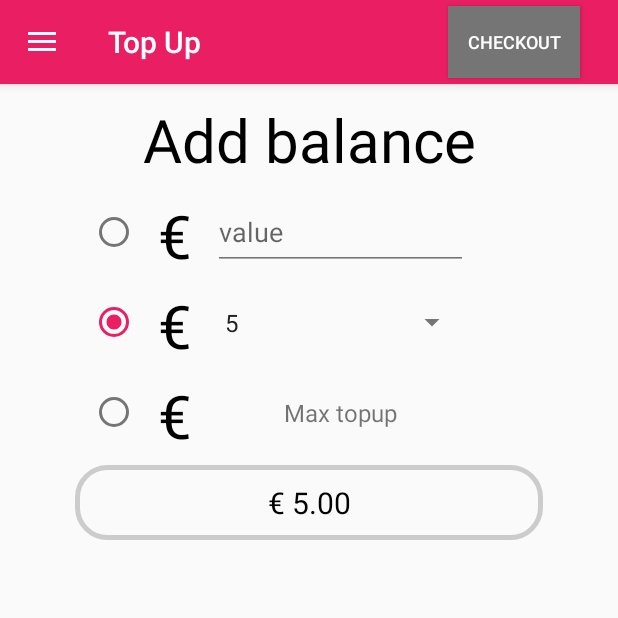
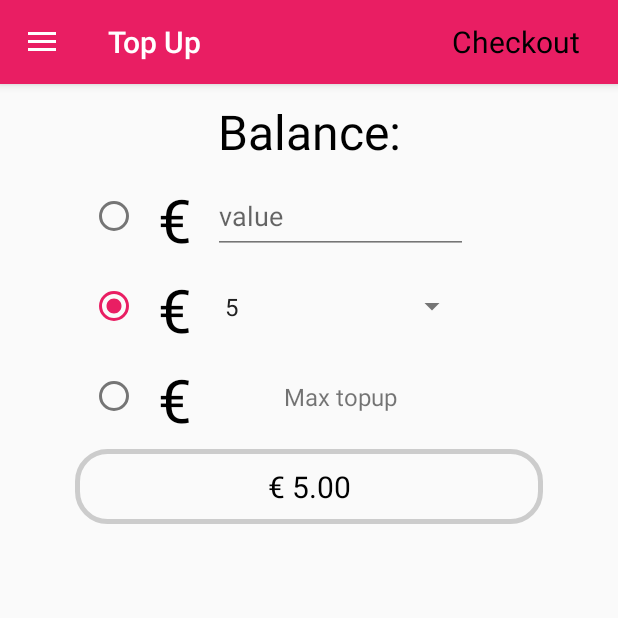
Before and after one commit to Mschoot1/OrderApp, an Android app: the TopUpActivity screen opened directly, with no data from a screen before it, after a tap on an icon or button, on a phone screen of 412 x 824 dp, the top half of it. Run offline under Robolectric (Android 15) with nearby library versions, the phone set to English and light mode, and no system bars; 2 other taps on this screen came first.

Commit message:
Channged TopUp activity

```diff
--- a/app/src/main/java/com/example/marni/orderapp/Presentation/Activities/TopUpActivity.java
+++ b/app/src/main/java/com/example/marni/orderapp/Presentation/Activities/TopUpActivity.java
@@ -45,13 +45,13 @@ public class TopUpActivity extends AppCompatActivity implements NavigationView.O
 
     private final String TAG = getClass().getSimpleName();
     private RadioButton button1, button2, button3;
-    private TextView textview_newbalance;
+    private TextView textview_newbalance, textview_currentbalance;
     private EditText edittext_value;
     private TextView account_email;
     private double current_balance;
     private CalculateBalance calculateBalance;
     private Spinner spinner;
-    private Button payment;
+    private TextView payment;
 
     private String jwt;
     private int user;
@@ -95,7 +95,7 @@ public class TopUpActivity extends AppCompatActivity implements NavigationView.O
         button2 = (RadioButton)findViewById(R.id.topup_radiobutton2);
         button3 = (RadioButton)findViewById(R.id.topup_radiobutton3);
 
-        payment = (Button)findViewById(R.id.toolbar_topup);
+        payment = (TextView) findViewById(R.id.toolbar_topup);
         payment.setOnClickListener(new View.OnClickListener() {
             @Override
             public void onClick(View v) {
@@ -105,6 +105,7 @@ public class TopUpActivity extends AppCompatActivity implements NavigationView.O
 
         account_email = (TextView)headerView.findViewById(R.id.nav_email);
         textview_newbalance = (TextView)findViewById(R.id.topup_edittext_newbalance);
+        textview_currentbalance = (TextView)findViewById(R.id.topup_currentbalance);
 
         edittext_value = (EditText)findViewById(R.id.topup_edittext_value);
         edittext_value.setFilters(new InputFilter[]{
@@ -271,7 +272,7 @@ public class TopUpActivity extends AppCompatActivity implements NavigationView.O
     @Override
     public void onResetBalance(double balance) {
         textview_newbalance.setText("");
-        payment.setBackgroundColor(getResources().getColor(R.color.backgroundcategoryheaders));
+        payment.setTextColor(getResources().getColor(R.color.colorWhite));
         payment.setEnabled(false);
     }
 
@@ -283,7 +284,7 @@ public class TopUpActivity extends AppCompatActivity implements NavigationView.O
         DecimalFormat formatter = new DecimalFormat("#0.00");
 
         current_balance = bal.getBalance();
-        //textview_balance.setText("€ " + formatter.format(current_balance));
+        textview_currentbalance.setText("Balance: €" + formatter.format(current_balance));
         account_email.setText(bal.getEmail());
     }
 
@@ -318,15 +319,12 @@ public class TopUpActivity extends AppCompatActivity implements NavigationView.O
     @Override
     public void onCheckPayment(String check) {
         if(check.equals("succes")) {
-            payment.setBackgroundColor(getResources().getColor(R.color.colorGrey));
-            payment.setTextColor(getResources().getColor(R.color.colorWhite));
+            payment.setTextColor(getResources().getColor(R.color.black_text));
             payment.setEnabled(true);
         } else if (check.equals("zero")){
-            payment.setBackgroundColor(getResources().getColor(R.color.backgroundcategoryheaders));
             payment.setEnabled(false);
         } else {
             Toast.makeText(this, "Max account balance is 150", Toast.LENGTH_SHORT).show();
-            payment.setBackgroundColor(getResources().getColor(R.color.backgroundcategoryheaders));
             payment.setEnabled(false);
         }
     }
--- a/app/src/main/res/layout/activity_top_up.xml
+++ b/app/src/main/res/layout/activity_top_up.xml
@@ -20,12 +20,12 @@
         android:layout_height="?attr/actionBarSize" />
 
         <TextView
-            android:id="@+id/topup_addbalance"
+            android:id="@+id/topup_currentbalance"
             android:layout_width="match_parent"
             android:layout_below="@+id/toolbar_include"
             android:layout_height="wrap_content"
             android:text="@string/topup_name"
-            android:textSize="40sp"
+            android:textSize="32sp"
             android:textColor="@android:color/black"
             android:gravity="center"
             android:layout_marginTop="10dp"/>
@@ -35,7 +35,7 @@
             android:layout_width="match_parent"
             android:layout_height="wrap_content"
             android:orientation="vertical"
-            android:layout_below="@+id/topup_addbalance"
+            android:layout_below="@+id/topup_currentbalance"
             android:layout_marginTop="10dp">
 
             <LinearLayout
--- a/app/src/main/res/layout/toolbar_topup.xml
+++ b/app/src/main/res/layout/toolbar_topup.xml
@@ -13,11 +13,11 @@
         android:theme="@style/ActionBarThemeOverlay"
         app:popupTheme="@style/ActionBarPopupThemeOverlay">
 
-        <Button
+        <TextView
             android:id="@+id/toolbar_topup"
             android:layout_width="wrap_content"
             android:layout_height="wrap_content"
-            android:textSize="12sp"
+            android:textSize="20sp"
             android:layout_gravity="center|end"
             android:layout_marginRight="25dp"
             android:layout_marginEnd="25dp"
--- a/app/src/main/res/values/strings.xml
+++ b/app/src/main/res/values/strings.xml
@@ -68,7 +68,7 @@
 
     <!--Top up -->
 
-    <string name="topup_name">Add balance</string>
+    <string name="topup_name">Balance: </string>
     <string name="topup_newbalance">New balance</string>
     <string name="topup_concurrency">€</string>
     <string name="topup_hint_value">value</string>
```
